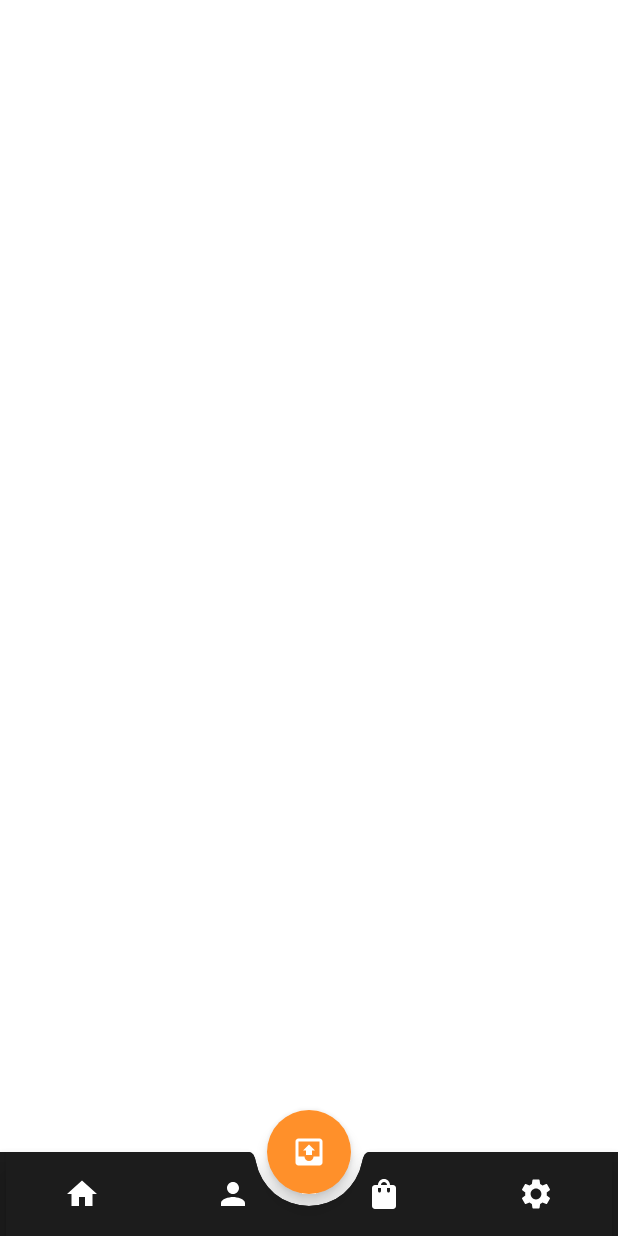
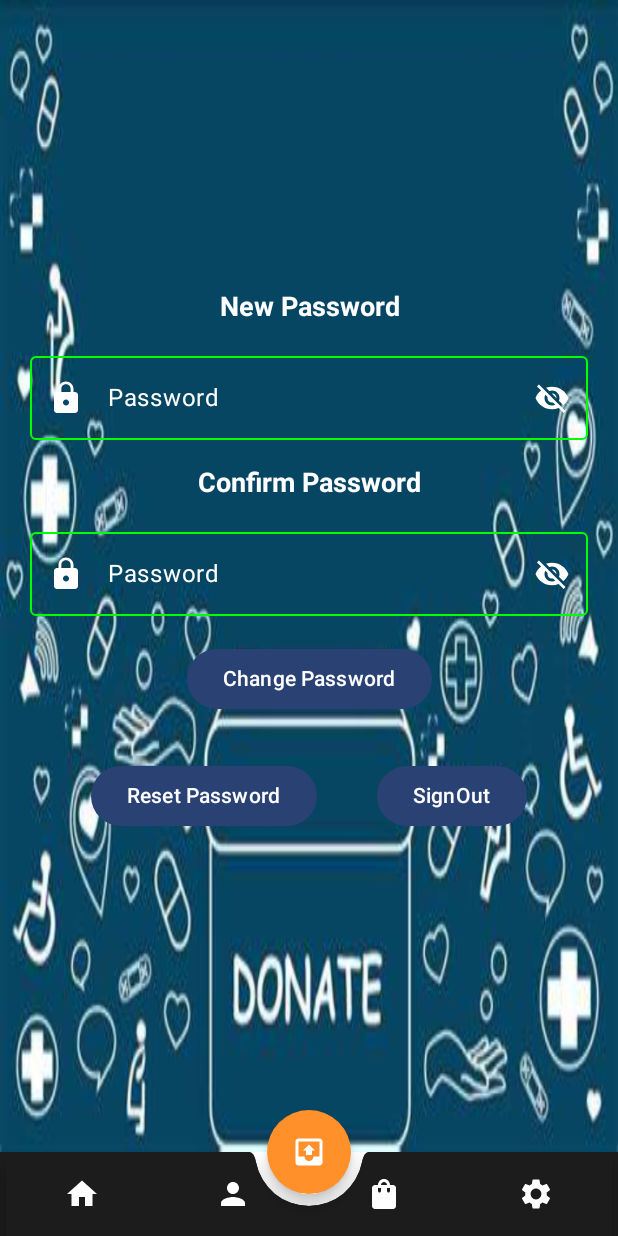
Before and after one commit to Housseinch17/DonorBox, an Android app built with Jetpack Compose: the SettingsPage screen opened through its navigation route, on a phone screen of 412 x 824 dp. Run offline under Robolectric (Android 15) with nearby library versions, the phone set to English and light mode, and no system bars; pictures from the network do not load.

Commit message:
Implementing settings page

```diff
--- a/app/src/main/java/com/example/donorbox/presentation/di/ViewModelModule.kt
+++ b/app/src/main/java/com/example/donorbox/presentation/di/ViewModelModule.kt
@@ -5,6 +5,7 @@ import com.example.donorbox.presentation.screens.home.HomeViewModel
 import com.example.donorbox.presentation.screens.login.LogInViewModel
 import com.example.donorbox.presentation.screens.main.MainViewModel
 import com.example.donorbox.presentation.screens.mydonations.MyDonationsViewModel
+import com.example.donorbox.presentation.screens.settings.SettingsViewModel
 import com.example.donorbox.presentation.screens.signup.SignUpViewModel
 import org.koin.android.ext.koin.androidApplication
 import org.koin.androidx.viewmodel.dsl.viewModel
@@ -56,5 +57,11 @@ object ViewModelModule {
                 getAllDonationsUseCase = get()
             )
         }
+        viewModel {
+            SettingsViewModel(
+                changePasswordUseCase = get()
+            )
+        }
+
     }
 }
--- a/app/src/main/java/com/example/donorbox/presentation/navigation/Navigation.kt
+++ b/app/src/main/java/com/example/donorbox/presentation/navigation/Navigation.kt
@@ -72,7 +72,13 @@ fun Navigation(
         )
 
         donorBoxGraph(
-            navHostController = navHostController
+            navHostController = navHostController,
+            authenticationViewModel = authenticationViewModel,
+            username = currentUsername ?: "",
+            resetShowDialog = authenticationUiState.resetShowDialog,
+            resetIsLoading = authenticationUiState.resetPassword == PasswordChangement.IsLoading,
+            signOutShowDialog = authenticationUiState.signOutShowDialog,
+            signOutIsLoading = authenticationUiState.signOut == SignOutResponse.IsLoading,
         )
     }
 }
--- a/app/src/main/java/com/example/donorbox/presentation/navigation/navGraphBuilder/DonorBoxGraph.kt
+++ b/app/src/main/java/com/example/donorbox/presentation/navigation/navGraphBuilder/DonorBoxGraph.kt
@@ -15,18 +15,29 @@ import androidx.navigation.NavHostController
 import androidx.navigation.compose.composable
 import androidx.navigation.compose.navigation
 import com.example.donorbox.data.model.MyDonations
+import com.example.donorbox.presentation.AuthenticationViewModel
+import com.example.donorbox.presentation.ResetPage
 import com.example.donorbox.presentation.navigation.NavigationScreens
 import com.example.donorbox.presentation.screens.home.HomePage
 import com.example.donorbox.presentation.screens.home.HomeViewModel
+import com.example.donorbox.presentation.screens.settings.SettingsPage
+import com.example.donorbox.presentation.screens.settings.SettingsViewModel
 import com.example.donorbox.presentation.util.callPhoneDirectly
 import com.example.donorbox.presentation.util.openApp
 import com.example.donorbox.presentation.util.openGoogleMap
 import kotlinx.coroutines.delay
+import kotlinx.coroutines.flow.collectLatest
 import kotlinx.coroutines.launch
 import org.koin.androidx.compose.koinViewModel
 
 fun NavGraphBuilder.donorBoxGraph(
     navHostController: NavHostController,
+    authenticationViewModel: AuthenticationViewModel,
+    username: String,
+    resetShowDialog: Boolean,
+    resetIsLoading: Boolean,
+    signOutShowDialog: Boolean,
+    signOutIsLoading: Boolean
 ) {
     navigation<NavigationScreens.DonorBox>(
         startDestination = NavigationScreens.HomePage
@@ -104,8 +115,63 @@ fun NavGraphBuilder.donorBoxGraph(
 
         }
         composable<NavigationScreens.SettingsPage> {
+            Log.d("BackStack","${navHostController.currentBackStackEntry}")
+            val context = LocalContext.current
+            val settingsViewModel = koinViewModel<SettingsViewModel>()
+            val settingsUiState by settingsViewModel.settingsUiState.collectAsStateWithLifecycle()
 
+            LaunchedEffect(settingsViewModel.emitValue) {
+                settingsViewModel.emitValue.collectLatest { message ->
+                    Toast.makeText(context, message, Toast.LENGTH_LONG).show()
+                }
+            }
+
+            SettingsPage(
+                modifier = Modifier.fillMaxSize(),
+                newPasswordValue = settingsUiState.newPasswordValue,
+                confirmPasswordValue = settingsUiState.confirmNewPasswordValue,
+                newPasswordValueChange = { newPassword ->
+                    settingsViewModel.newPasswordValueChange(newPassword)
+                },
+                confirmPasswordValueChange = { confirmPassword ->
+                    settingsViewModel.confirmNewPasswordValueChange(confirmPassword)
+                },
+                imageVector = settingsViewModel.getIconVisibility(
+                    settingsUiState.showPassword
+                ),
+                confirmImageVector = settingsViewModel.getIconVisibility(settingsUiState.confirmShowPassword),
+                onIconClick = settingsViewModel::setShowPassword,
+                confirmOnIconClick = settingsViewModel::setConfirmShowPassword,
+                showPassword = settingsUiState.showPassword,
+                confirmShowPassword = settingsUiState.confirmShowPassword,
+                showText = settingsUiState.showText,
+                confirmShowText = settingsUiState.confirmShowText,
+                onPasswordChange = { newPassword, confirmPassword ->
+                    settingsViewModel.changePassword(
+                        email = username,
+                        newPassword = newPassword,
+                        confirmNewPassword = confirmPassword
+                    )
+                },
+                resetShowDialog = resetShowDialog,
+                resetPassword = {
+                    Log.d("MyTag", "hey")
+                    authenticationViewModel.resetPassword(
+                        email = "",
+                        resetPage = ResetPage.SettingsPage
+                    )
+                },
+                resetDismiss = authenticationViewModel::resetResetHideDialog,
+                resetIsLoading = resetIsLoading,
+                onResetPassword = authenticationViewModel::resetResetShowDialog,
+                onSignOut = authenticationViewModel::resetShowDialog,
+                signOutShowDialog = signOutShowDialog,
+                signOutConfirm = authenticationViewModel::signOut,
+                signOutDismiss = authenticationViewModel::resetHideDialog,
+                signOutIsLoading = signOutIsLoading,
+            )
         }
+
         composable<NavigationScreens.ProfilePage> {
 
         }
--- /dev/null
+++ b/app/src/main/java/com/example/donorbox/presentation/screens/settings/SettingsPage.kt
@@ -0,0 +1,257 @@
+package com.example.donorbox.presentation.screens.settings
+
+import androidx.compose.foundation.Image
+import androidx.compose.foundation.layout.Arrangement
+import androidx.compose.foundation.layout.Box
+import androidx.compose.foundation.layout.Column
+import androidx.compose.foundation.layout.Row
+import androidx.compose.foundation.layout.Spacer
+import androidx.compose.foundation.layout.fillMaxWidth
+import androidx.compose.foundation.layout.height
+import androidx.compose.foundation.layout.padding
+import androidx.compose.foundation.layout.size
+import androidx.compose.foundation.text.KeyboardOptions
+import androidx.compose.material3.Button
+import androidx.compose.material3.CircularProgressIndicator
+import androidx.compose.material3.MaterialTheme
+import androidx.compose.material3.Text
+import androidx.compose.runtime.Composable
+import androidx.compose.ui.Alignment
+import androidx.compose.ui.Modifier
+import androidx.compose.ui.graphics.Color
+import androidx.compose.ui.graphics.vector.ImageVector
+import androidx.compose.ui.layout.ContentScale
+import androidx.compose.ui.res.painterResource
+import androidx.compose.ui.res.stringResource
+import androidx.compose.ui.text.font.FontWeight
+import androidx.compose.ui.text.input.KeyboardType
+import androidx.compose.ui.text.style.TextAlign
+import androidx.compose.ui.text.style.TextOverflow
+import androidx.compose.ui.unit.dp
+import androidx.compose.ui.unit.sp
+import com.example.donorbox.R
+import com.example.donorbox.presentation.theme.BodyTypography
+import com.example.donorbox.presentation.theme.TitleTypography
+import com.example.donorbox.presentation.util.PasswordTextField
+import com.example.donorbox.presentation.util.SettingsShowDialog
+import com.example.donorbox.presentation.util.TrailingIcon
+import com.example.donorbox.presentation.util.getPasswordVisualTransformation
+
+@Composable
+fun SettingsPage(
+    modifier: Modifier,
+    newPasswordValue: String,
+    newPasswordValueChange: (String) -> Unit,
+    confirmPasswordValue: String,
+    confirmPasswordValueChange: (String) -> Unit,
+    imageVector: ImageVector,
+    onIconClick: () -> Unit,
+    confirmImageVector: ImageVector,
+    confirmOnIconClick: () -> Unit,
+    showPassword: Boolean,
+    confirmShowPassword: Boolean,
+    showText: Boolean,
+    confirmShowText: Boolean,
+    onSignOut: () -> Unit,
+    onPasswordChange: (newPassword: String, confirmPassword: String) -> Unit,
+    onResetPassword: () -> Unit,
+    resetShowDialog: Boolean,
+    resetPassword: () -> Unit,
+    resetDismiss: () -> Unit,
+    resetIsLoading: Boolean,
+    signOutShowDialog: Boolean,
+    signOutConfirm: () -> Unit,
+    signOutDismiss: () -> Unit,
+    signOutIsLoading: Boolean,
+) {
+    Box(
+        modifier = modifier
+    ) {
+        Image(
+            painter = painterResource(R.drawable.donate),
+            contentDescription = stringResource(R.string.background_image),
+            modifier = modifier,
+            contentScale = ContentScale.FillBounds
+        )
+        if (resetShowDialog) {
+            Box(
+                modifier = Modifier.fillMaxWidth()
+            ) {
+                SettingsShowDialog(
+                    modifier = Modifier,
+                    showDialog = resetShowDialog,
+                    title = stringResource(R.string.reset_password),
+                    isProgressBar = resetIsLoading,
+                    description = {
+                        if (!resetIsLoading) {
+                            Text(
+                                text = stringResource(R.string.are_you____reset),
+                                style = MaterialTheme.typography.titleMedium.copy(Color.Black)
+                            )
+                        } else {
+                            Row(
+                                modifier = Modifier.fillMaxWidth(),
+                                horizontalArrangement = Arrangement.Center
+                            ) {
+                                CircularProgressIndicator(
+                                    modifier = Modifier
+                                        .size(80.dp),
+                                    color = Color.Gray,
+                                    strokeWidth = 2.dp
+                                )
+                            }
+
+                        }
+                    },
+                    confirmText = stringResource(R.string.reset_password),
+                    confirmButton = resetPassword,
+                    onDismissButton = resetDismiss
+                )
+            }
+        } else if (signOutShowDialog) {
+            Box(
+                modifier = Modifier.fillMaxWidth()
+            ) {
+                SettingsShowDialog(
+                    modifier = Modifier,
+                    showDialog = signOutShowDialog,
+                    title = stringResource(R.string.sign_out),
+                    isProgressBar = signOutIsLoading,
+                    description =
+                    {
+                        if (!signOutIsLoading) {
+                            Text(
+                                text = stringResource(R.string.are_you____signOut),
+                                style = MaterialTheme.typography.titleMedium.copy(Color.Black)
+                            )
+                        } else {
+                            Row(
+                                modifier = Modifier.fillMaxWidth(),
+                                horizontalArrangement = Arrangement.Center
+                            ) {
+                                CircularProgressIndicator(
+                                    modifier = Modifier
+                                        .size(80.dp),
+                                    color = Color.Gray,
+                                    strokeWidth = 10.dp
+                                )
+                            }
+
+                        }
+                    },
+                    confirmText = stringResource(R.string.sign_out),
+                    confirmButton = signOutConfirm,
+                    onDismissButton = signOutDismiss
+                )
+            }
+
+        }
+
+        Column(
+            modifier = modifier.padding(horizontal = 20.dp, vertical = 10.dp),
+            horizontalAlignment = Alignment.CenterHorizontally,
+            verticalArrangement = Arrangement.Center
+        ) {
+            Text(
+                modifier = Modifier.fillMaxWidth(),
+                textAlign = TextAlign.Center,
+                text = stringResource(R.string.new_password),
+                style = TitleTypography.copy(color = Color.White)
+            )
+            Spacer(modifier = Modifier.height(14.dp))
+            ChangePasswordField(
+                newPasswordValue = newPasswordValue,
+                newPasswordValueChange = newPasswordValueChange,
+                showPassword = showPassword,
+                imageVector = imageVector,
+                onIconClick = onIconClick
+            )
+            Spacer(modifier = Modifier.height(4.dp))
+            if (showText) {
+                Text(
+                    modifier = Modifier.fillMaxWidth(),
+                    text = stringResource(R.string.your_password_must_be_at_least) + 6 + stringResource(
+                        R.string.characters
+                    ),
+                    style = BodyTypography.copy(
+                        color = Color.Red, fontSize = 12.sp,
+                        fontWeight = FontWeight.Light
+                    ),
+                    maxLines = 1,
+                    overflow = TextOverflow.Ellipsis
+                )
+            }
+            Spacer(modifier = Modifier.height(14.dp))
+            Text(
+                modifier = Modifier.fillMaxWidth(),
+                textAlign = TextAlign.Center,
+                text = stringResource(R.string.confirm_password),
+                style = TitleTypography.copy(color = Color.White)
+            )
+            Spacer(modifier = Modifier.height(14.dp))
+            ChangePasswordField(
+                newPasswordValue = confirmPasswordValue,
+                newPasswordValueChange = confirmPasswordValueChange,
+                showPassword = confirmShowPassword,
+                imageVector = confirmImageVector,
+                onIconClick = confirmOnIconClick
+            )
+            Spacer(modifier = Modifier.height(4.dp))
+            if (confirmShowText) {
+                Text(
+                    modifier = Modifier.fillMaxWidth(),
+                    text = stringResource(R.string.your_password_must_be_at_least) + 6 + stringResource(
+                        R.string.characters
+                    ),
+                    style = BodyTypography.copy(
+                        color = Color.Red, fontSize = 12.sp,
+                        fontWeight = FontWeight.Light
+                    ),
+                    maxLines = 1,
+                    overflow = TextOverflow.Ellipsis
+                )
+            }
+            Spacer(modifier = Modifier.height(14.dp))
+            Button(onClick = {
+                onPasswordChange(newPasswordValue, confirmPasswordValue)
+            }) {
+                Text(text = stringResource(R.string.change_password))
+            }
+            Spacer(modifier = Modifier.height(30.dp))
+            Row(
+                modifier = Modifier.fillMaxWidth(),
+                verticalAlignment = Alignment.CenterVertically,
+                horizontalArrangement = Arrangement.SpaceEvenly
+            ) {
+                Button(onClick = onResetPassword) {
+                    Text(text = stringResource(R.string.reset_password))
+                }
+                Button(onClick = onSignOut) {
+                    Text(text = stringResource(R.string.sign_out))
+                }
+            }
+            Spacer(modifier = Modifier.height(20.dp))
+        }
+
+    }
+}
+
+@Composable
+fun ChangePasswordField(
+    newPasswordValue: String,
+    showPassword: Boolean,
+    newPasswordValueChange: (String) -> Unit,
+    imageVector: ImageVector,
+    onIconClick: () -> Unit
+) {
+    PasswordTextField(
+        modifier = Modifier.fillMaxWidth(),
+        label = stringResource(R.string.password), value = newPasswordValue,
+        keyboardOptions = KeyboardOptions(keyboardType = KeyboardType.Password),
+        visualTransformation = getPasswordVisualTransformation(showPassword),
+        onValueChange = newPasswordValueChange,
+        trailingIcon = {
+            TrailingIcon(imageVector = imageVector, onIconClick = onIconClick)
+        }
+    )
+}
--- /dev/null
+++ b/app/src/main/java/com/example/donorbox/presentation/screens/settings/SettingsUiState.kt
@@ -0,0 +1,15 @@
+package com.example.donorbox.presentation.screens.settings
+
+import androidx.compose.runtime.Immutable
+import com.example.donorbox.presentation.sealedInterfaces.PasswordChangement
+
+@Immutable
+data class SettingsUiState(
+    val newPasswordValue: String = "",
+    val confirmNewPasswordValue: String = "",
+    val showPassword: Boolean = false,
+    val confirmShowPassword: Boolean = false,
+    val showText: Boolean = false,
+    val confirmShowText: Boolean = false,
+    val passwordChangement: PasswordChangement = PasswordChangement.InitialState,
+)
--- a/app/src/main/res/values/strings.xml
+++ b/app/src/main/res/values/strings.xml
@@ -18,12 +18,15 @@
     <string name="empty_email_password">Email and Password can\'t be empty</string>
     <string name="account_created">Account is created</string>
     <string name="loading">Loading</string>
-    <string name="are_you..._reset">Are you sure that you want to reset your password?</string>
-    <string name="are_you..._signOut">Are you sure that you want to SignOut from this account?</string>
     <string name="reset_password_email">Enter your email</string>
     <style name="name">Name</style>
     <style name="address">Address</style>
     <style name="omt">Omt</style>
     <style name="whish">Whish</style>
     <style name="bank_iban">Bank iban</style>
+    <string name="your_password_must_be_at_least">Your password must be at least </string>
+    <string name="characters">Characters</string>
+    <string name="are_you..._reset">Are you sure that you want to reset your password?</string>
+    <string name="are_you..._signOut">Are you sure that you want to SignOut from this account?</string>
+
 </resources>
```
Also changed, not shown: app/src/main/java/com/example/donorbox/presentation/screens/settings/SettingsViewModel.kt (added, +133 -0 lines), app/src/main/java/com/example/donorbox/presentation/util/SharedComponents.kt (+59 -0 lines).
